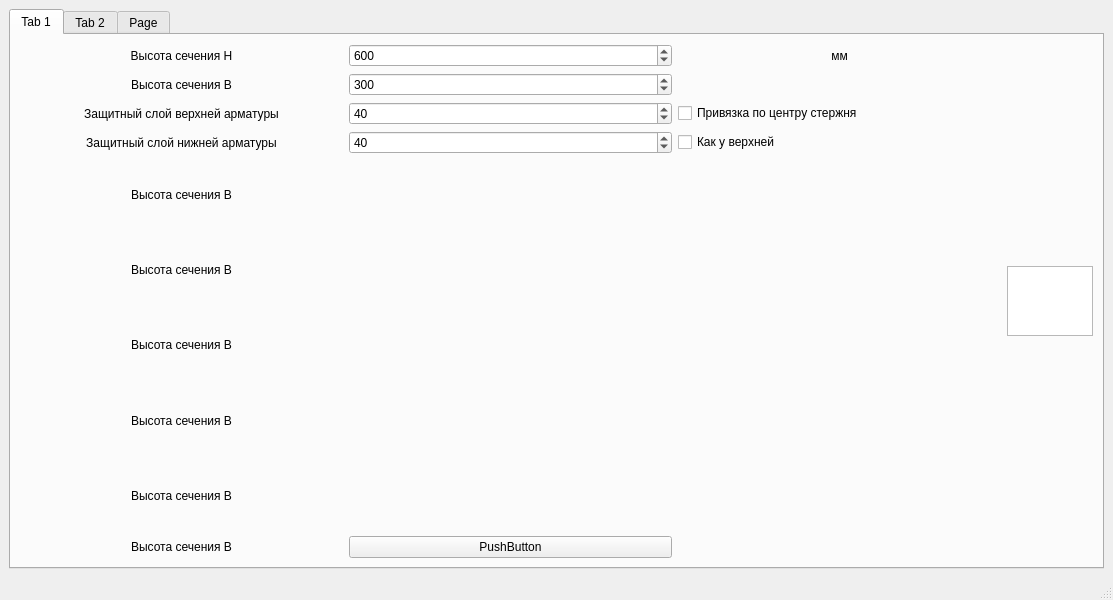
Above: src/gui/main_gui.ui from Utrfm/SPConcreteTools before the change. Below: the same form after it.
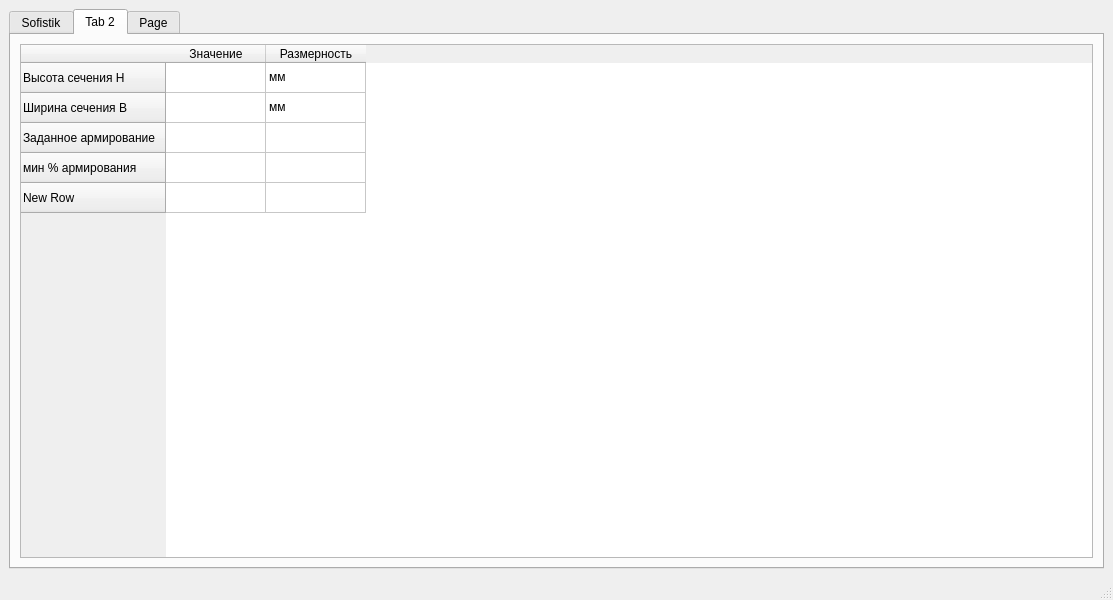
That is the form after the change. The open tabs and pages were chosen to show the change.

```diff
--- a/src/gui/main_gui.ui
+++ b/src/gui/main_gui.ui
@@ -28,268 +28,50 @@
           <verstretch>1</verstretch>
          </sizepolicy>
         </property>
+        <property name="tabShape">
+         <enum>QTabWidget::Rounded</enum>
+        </property>
         <property name="currentIndex">
          <number>1</number>
         </property>
-        <widget class="QWidget" name="tab">
+        <property name="tabsClosable">
+         <bool>false</bool>
+        </property>
+        <property name="tabBarAutoHide">
+         <bool>false</bool>
+        </property>
+        <widget class="QWidget" name="mw_tab1">
          <attribute name="title">
-          <string>Tab 1</string>
+          <string>Sofistik</string>
+         </attribute>
+         <attribute name="toolTip">
+          <string>Work with Sofistik cdb</string>
          </attribute>
          <layout class="QHBoxLayout" name="horizontalLayout_2">
           <item>
-           <layout class="QGridLayout" name="gridLayout_4">
-            <item row="1" column="1">
-             <widget class="QSpinBox" name="sb_SectionWidth">
-              <property name="suffix">
-               <string/>
-              </property>
-              <property name="maximum">
-               <number>9999</number>
-              </property>
-              <property name="value">
-               <number>300</number>
-              </property>
-             </widget>
-            </item>
-            <item row="10" column="1">
-             <widget class="QPushButton" name="pushButton">
-              <property name="text">
-               <string>PushButton</string>
-              </property>
-             </widget>
-            </item>
-            <item row="1" column="0">
-             <widget class="QLabel" name="label_3">
-              <property name="layoutDirection">
-               <enum>Qt::LeftToRight</enum>
-              </property>
-              <property name="text">
-               <string>Высота сечения B</string>
-              </property>
-              <property name="alignment">
-               <set>Qt::AlignCenter</set>
-              </property>
-             </widget>
-            </item>
-            <item row="0" column="2">
-             <widget class="QLabel" name="label_2">
-              <property name="layoutDirection">
-               <enum>Qt::LeftToRight</enum>
-              </property>
-              <property name="text">
-               <string>мм</string>
-              </property>
-              <property name="alignment">
-               <set>Qt::AlignCenter</set>
-              </property>
-             </widget>
-            </item>
-            <item row="10" column="0">
-             <widget class="QLabel" name="label_4">
-              <property name="layoutDirection">
-               <enum>Qt::LeftToRight</enum>
-              </property>
-              <property name="text">
-               <string>Высота сечения B</string>
-              </property>
-              <property name="alignment">
-               <set>Qt::AlignCenter</set>
-              </property>
-             </widget>
-            </item>
-            <item row="4" column="0">
-             <widget class="QLabel" name="label_5">
-              <property name="layoutDirection">
-               <enum>Qt::LeftToRight</enum>
-              </property>
-              <property name="text">
-               <string>Защитный слой нижней арматуры</string>
-              </property>
-              <property name="alignment">
-               <set>Qt::AlignCenter</set>
-              </property>
-             </widget>
-            </item>
-            <item row="6" column="0">
-             <widget class="QLabel" name="label_8">
-              <property name="layoutDirection">
-               <enum>Qt::LeftToRight</enum>
-              </property>
-              <property name="text">
-               <string>Высота сечения B</string>
-              </property>
-              <property name="alignment">
-               <set>Qt::AlignCenter</set>
-              </property>
-             </widget>
-            </item>
-            <item row="7" column="0">
-             <widget class="QLabel" name="label_10">
-              <property name="layoutDirection">
-               <enum>Qt::LeftToRight</enum>
-              </property>
-              <property name="text">
-               <string>Высота сечения B</string>
-              </property>
-              <property name="alignment">
-               <set>Qt::AlignCenter</set>
-              </property>
-             </widget>
-            </item>
-            <item row="5" column="0">
-             <widget class="QLabel" name="label_7">
-              <property name="layoutDirection">
-               <enum>Qt::LeftToRight</enum>
-              </property>
-              <property name="text">
-               <string>Высота сечения B</string>
-              </property>
-              <property name="alignment">
-               <set>Qt::AlignCenter</set>
-              </property>
-             </widget>
-            </item>
-            <item row="9" column="0">
-             <widget class="QLabel" name="label_9">
-              <property name="layoutDirection">
-               <enum>Qt::LeftToRight</enum>
-              </property>
-              <property name="text">
-               <string>Высота сечения B</string>
-              </property>
-              <property name="alignment">
-               <set>Qt::AlignCenter</set>
-              </property>
-             </widget>
-            </item>
-            <item row="8" column="0">
-             <widget class="QLabel" name="label_11">
-              <property name="layoutDirection">
-               <enum>Qt::LeftToRight</enum>
-              </property>
-              <property name="text">
-               <string>Высота сечения B</string>
-              </property>
-              <property name="alignment">
-               <set>Qt::AlignCenter</set>
-              </property>
-             </widget>
-            </item>
-            <item row="0" column="1">
-             <widget class="QSpinBox" name="sb_SectionHeight">
-              <property name="suffix">
-               <string/>
-              </property>
-              <property name="maximum">
-               <number>9999</number>
-              </property>
-              <property name="value">
-               <number>600</number>
-              </property>
-             </widget>
-            </item>
-            <item row="0" column="0">
-             <widget class="QLabel" name="label">
-              <property name="layoutDirection">
-               <enum>Qt::LeftToRight</enum>
-              </property>
-              <property name="text">
-               <string>Высота сечения H</string>
-              </property>
-              <property name="alignment">
-               <set>Qt::AlignCenter</set>
-              </property>
-             </widget>
-            </item>
-            <item row="3" column="1">
-             <widget class="QSpinBox" name="sb_SectionCoverUpper">
-              <property name="suffix">
-               <string/>
-              </property>
-              <property name="maximum">
-               <number>9999</number>
-              </property>
-              <property name="value">
-               <number>40</number>
-              </property>
-             </widget>
-            </item>
-            <item row="4" column="1">
-             <widget class="QSpinBox" name="sb_SectionCoverLower">
-              <property name="suffix">
-               <string/>
-              </property>
-              <property name="maximum">
-               <number>9999</number>
-              </property>
-              <property name="value">
-               <number>40</number>
-              </property>
-             </widget>
-            </item>
-            <item row="4" column="2">
-             <widget class="QCheckBox" name="checkBox">
-              <property name="text">
-               <string>Как у верхней</string>
-              </property>
-             </widget>
-            </item>
-            <item row="3" column="2">
-             <widget class="QCheckBox" name="checkBox_2">
-              <property name="text">
-               <string>Привязка по центру стержня</string>
-              </property>
-             </widget>
-            </item>
-            <item row="3" column="0">
-             <widget class="QLabel" name="label_12">
-              <property name="layoutDirection">
-               <enum>Qt::LeftToRight</enum>
-              </property>
-              <property name="text">
-               <string>Защитный слой верхней арматуры</string>
-              </property>
-              <property name="alignment">
-               <set>Qt::AlignCenter</set>
-              </property>
-             </widget>
+           <layout class="QHBoxLayout" name="horizontalLayout_6">
+            <item>
+             <layout class="QVBoxLayout" name="verticalLayout_2">
+              <item>
+               <widget class="QLabel" name="label">
+                <property name="text">
+                 <string>TextLabel</string>
+                </property>
+               </widget>
+              </item>
+              <item>
+               <widget class="QPushButton" name="pushButton">
+                <property name="text">
+                 <string>PushButton</string>
+                </property>
+               </widget>
+              </item>
+             </layout>
             </item>
            </layout>
           </item>
           <item>
-           <layout class="QGridLayout" name="gridLayout_3">
-            <item row="0" column="0">
-             <widget class="QGraphicsView" name="graphicsView">
-              <property name="enabled">
-               <bool>true</bool>
-              </property>
-              <property name="sizePolicy">
-               <sizepolicy hsizetype="Maximum" vsizetype="Maximum">
-                <horstretch>0</horstretch>
-                <verstretch>0</verstretch>
-               </sizepolicy>
-              </property>
-              <property name="contextMenuPolicy">
-               <enum>Qt::NoContextMenu</enum>
-              </property>
-              <property name="verticalScrollBarPolicy">
-               <enum>Qt::ScrollBarAlwaysOff</enum>
-              </property>
-              <property name="horizontalScrollBarPolicy">
-               <enum>Qt::ScrollBarAlwaysOff</enum>
-              </property>
-              <property name="sizeAdjustPolicy">
-               <enum>QAbstractScrollArea::AdjustToContents</enum>
-              </property>
-              <property name="interactive">
-               <bool>false</bool>
-              </property>
-              <property name="resizeAnchor">
-               <enum>QGraphicsView::AnchorViewCenter</enum>
-              </property>
-             </widget>
-            </item>
-           </layout>
+           <layout class="QHBoxLayout" name="horizontalLayout_5"/>
           </item>
          </layout>
         </widget>
```
Left out of the diff: 2 changed lines with no effect on the pictures.
